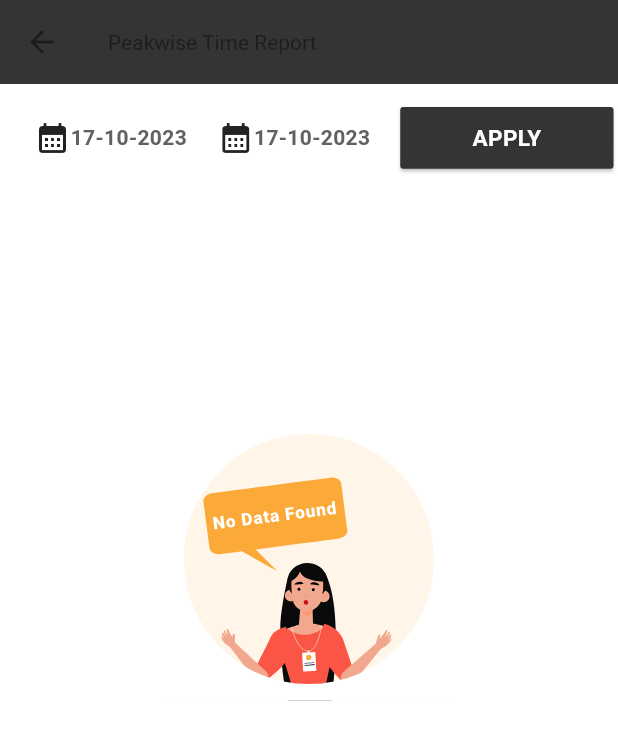
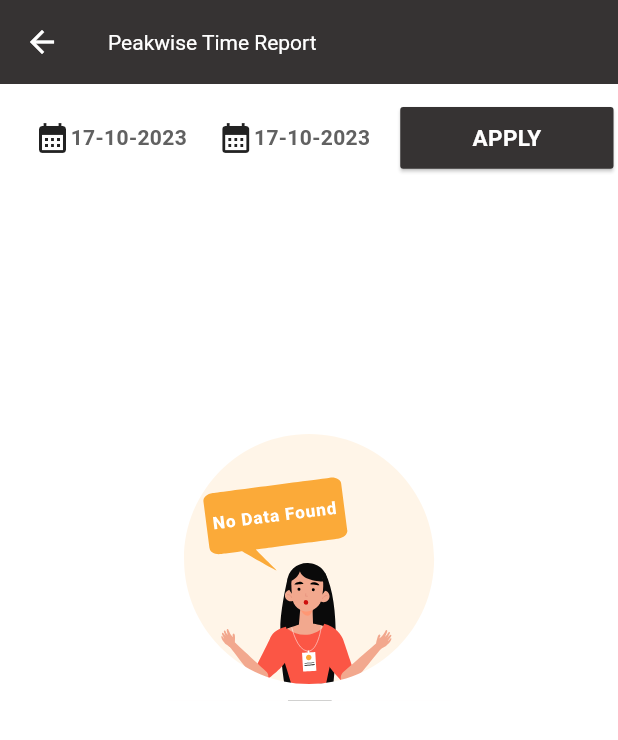
Before and after one commit to anushaHareesh/sheen, a Flutter app: the PeakwiseTimeReport screen opened directly, on a phone screen of 412 x 824 dp. Shown: the top 740 px of the screen. Run offline on Flutter 3.47's test engine with Material 3 defaults, Android fonts, the phone set to English and light mode, and no system bars; drawn by our look-alikes of lottie; our stand-ins replace device_info_plus, flutter_spinkit, fluttertoast, google_fonts, permission_handler, shared_preferences and 1 more; missing offline and left inert: datepicker_dropdown, month_year_picker, sql_conn; accounts and stored records are empty.

Commit message:
first commit

```diff
--- a/lib/main.dart
+++ b/lib/main.dart
@@ -9,10 +9,6 @@
 import 'package:permission_handler/permission_handler.dart';
 import 'package:provider/provider.dart';
 import 'package:shared_preferences/shared_preferences.dart';
-import 'package:sheenbakery/screen/authentication/login.dart';
-import 'package:sheenbakery/screen/authentication/login.dart';
-import 'package:sheenbakery/screen/authentication/registration.dart';
-import 'package:sheenbakery/screen/home_page.dart';
 import 'package:sheenbakery/screen/splashscreen.dart';
 import 'package:sheenbakery/screen/sql_server_test.dart';
 
--- a/lib/screen/reports/damage_report.dart
+++ b/lib/screen/reports/damage_report.dart
@@ -34,12 +34,12 @@
             onTap: () {
               Navigator.pop(context);
             },
-            child: Icon(Icons.arrow_back)),
+            child: Icon(Icons.arrow_back,color: Colors.white,)),
         backgroundColor: Color.fromARGB(255, 54, 51, 51),
         elevation: 0,
         title: const Text(
           "Itemwise Report",
-          style: TextStyle(fontSize: 15),
+          style: TextStyle(fontSize: 15,color: Colors.white),
         ),
       ),
       body: Padding(
--- a/lib/screen/reports/itemwise_report.dart
+++ b/lib/screen/reports/itemwise_report.dart
@@ -127,17 +127,18 @@
   Widget build(BuildContext context) {
     Size size = MediaQuery.of(context).size;
     return Scaffold(
+
       appBar: AppBar(
         leading: InkWell(
             onTap: () {
               Navigator.pop(context);
             },
-            child: Icon(Icons.arrow_back)),
+            child: Icon(Icons.arrow_back,color: Colors.white,)),
         backgroundColor: Color.fromARGB(255, 54, 51, 51),
         elevation: 0,
         title: const Text(
           "Itemwise Report",
-          style: TextStyle(fontSize: 15),
+          style: TextStyle(fontSize: 15,color: Colors.white),
         ),
       ),
       body: Padding(
--- a/lib/screen/reports/peakwise_time_report.dart
+++ b/lib/screen/reports/peakwise_time_report.dart
@@ -32,10 +32,15 @@
 
     return Scaffold(
       appBar: AppBar(
+         leading: InkWell(
+            onTap: () {
+              Navigator.pop(context);
+            },
+            child: Icon(Icons.arrow_back,color: Colors.white,)),
         backgroundColor: Theme.of(context).primaryColor,
         title: Text(
           "Peakwise Time Report",
-          style: TextStyle(fontSize: 14),
+          style: TextStyle(fontSize: 14,color: Colors.white),
         ),
       ),
       body: Padding(
--- a/lib/screen/reports/sale_report.dart
+++ b/lib/screen/reports/sale_report.dart
@@ -76,9 +76,12 @@
     Size size = MediaQuery.of(context).size;
     return Scaffold(
         appBar: AppBar(
+          leading: IconButton(onPressed: (){
+            Navigator.pop(context);
+          }, icon: Icon(Icons.arrow_back,color: Colors.white,)),
           title: Text(
             "SMan report  ( ${widget.brName} )",
-            style: TextStyle(fontSize: 13),
+            style: TextStyle(fontSize: 13,color: Colors.white),
           ),
           backgroundColor: Color.fromARGB(255, 54, 51, 51),
         ),
```
Also changed, not shown: pubspec.yaml (+4 -4 lines), pubspec.lock, 1 other file.
